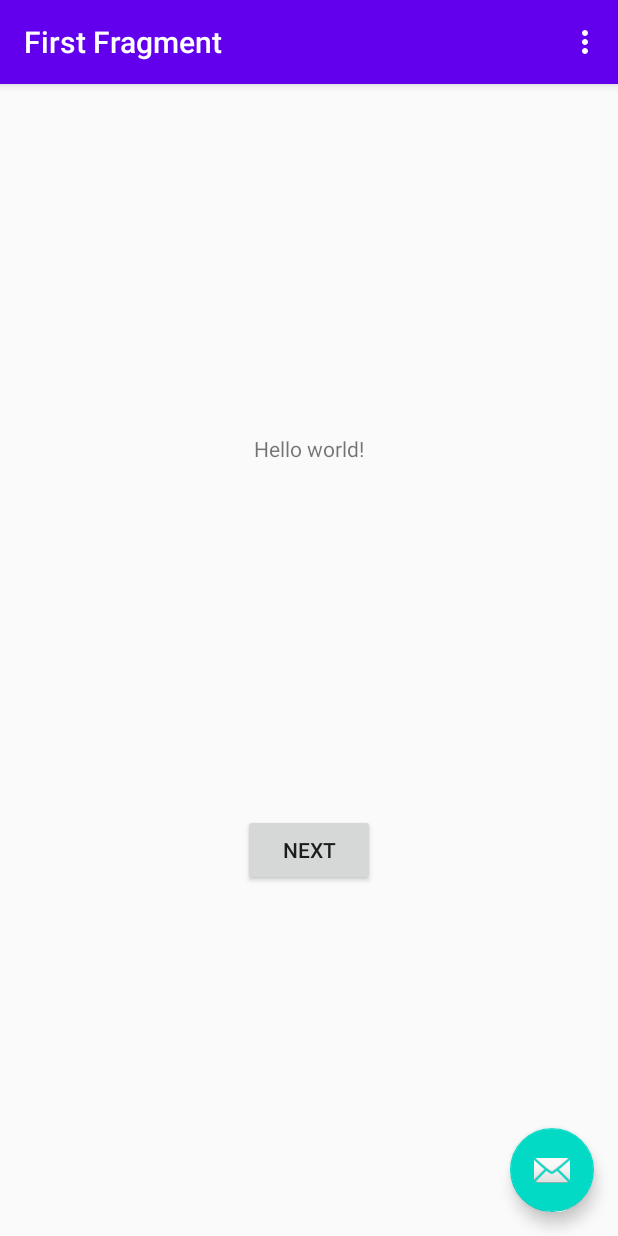
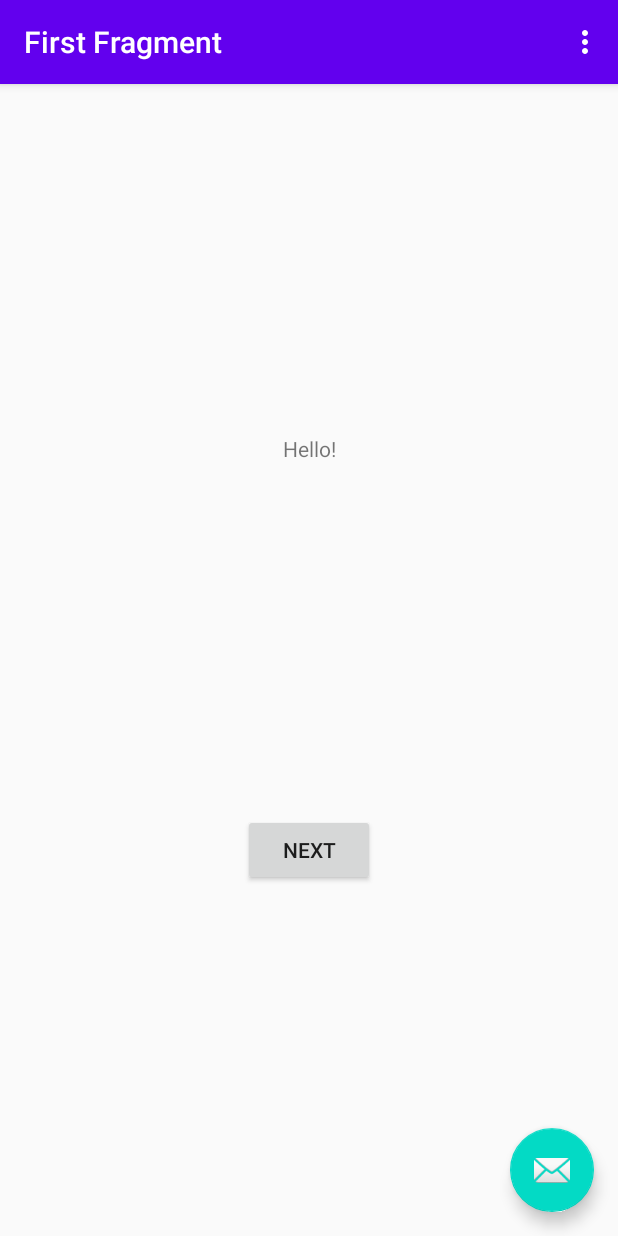
Before and after one commit to Alexelis23/Pr1, an Android app: the screen it shows after launch (MainActivity), on a phone screen of 412 x 824 dp. Run offline under Robolectric (Android 15) with nearby library versions, the phone set to English and light mode, and no system bars; our stand-ins replace navigation-ui.

Commit message:
change text

```diff
--- a/app/src/main/res/layout/fragment_first.xml
+++ b/app/src/main/res/layout/fragment_first.xml
@@ -10,7 +10,7 @@
         android:id="@+id/textview_first"
         android:layout_width="wrap_content"
         android:layout_height="wrap_content"
-        android:text="Hello world!"
+        android:text="Hello!"
         app:layout_constraintBottom_toTopOf="@id/button_first"
         app:layout_constraintEnd_toEndOf="parent"
         app:layout_constraintStart_toStartOf="parent"
```
